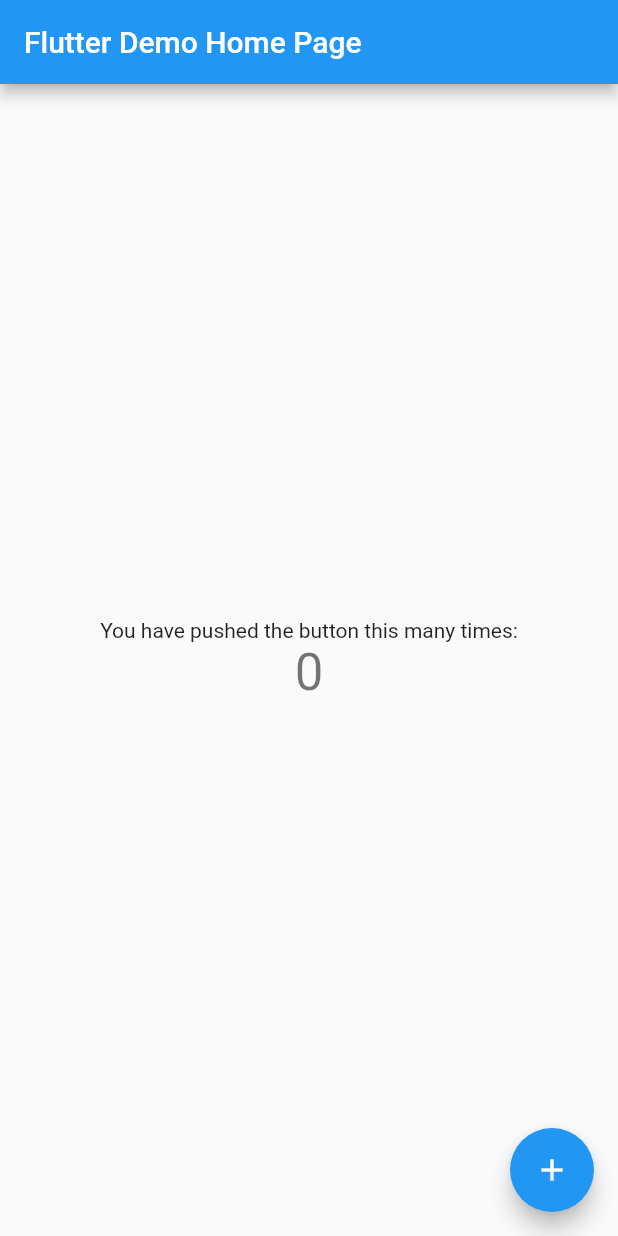
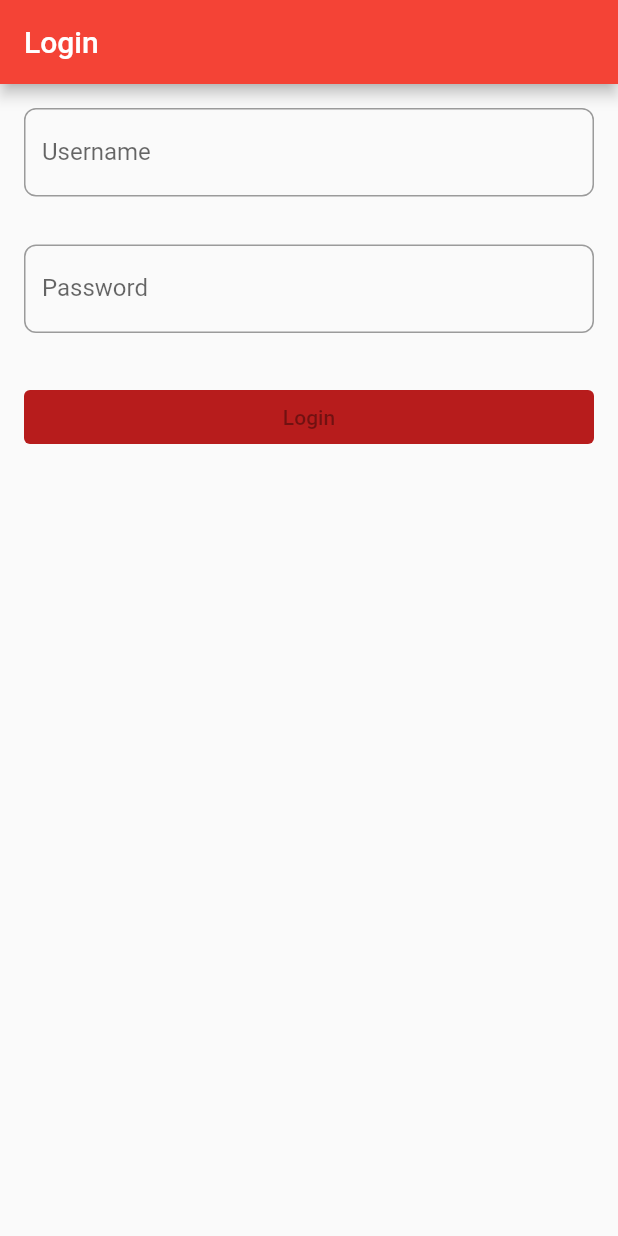
Before and after one commit to micky993/mobileorderwaste, a Flutter app: the screen it shows after launch, on a phone screen of 412 x 824 dp. Run offline on Flutter 3.47's test engine with Material 2 defaults, Android fonts, the phone set to English and light mode, and no system bars.

Commit message:
Commit Lavoro

```diff
--- /dev/null
+++ b/lib/Models/LoginModel.dart
@@ -0,0 +1,4 @@
+class Utente {
+  String username;
+  String password;
+}
--- /dev/null
+++ b/lib/Pages/LoginPage.dart
@@ -0,0 +1,22 @@
+import 'package:flutter/material.dart';
+import 'package:mobileorderwaste/Widgets/LoginFormWidget.dart';
+
+class LoginPage extends StatefulWidget {
+  LoginPage({Key key, this.title}) : super(key: key);
+  final String title;
+  static const routeLogin = 'Login';
+
+  @override
+  _LoginPageState createState() => _LoginPageState();
+}
+
+class _LoginPageState extends State<LoginPage> {
+  @override
+  Widget build(BuildContext context) {
+    return Scaffold(
+        appBar: AppBar(
+          title: Text(widget.title),
+        ),
+        body: FormLoginW());
+  }
+}
--- /dev/null
+++ b/lib/Styles/GlobalStyles.dart
@@ -0,0 +1,16 @@
+import 'package:flutter/material.dart';
+
+class GlobalTextInput {
+  String text;
+  InputDecoration inputDeco(text) {
+    return InputDecoration(
+        border: OutlineInputBorder(
+            borderRadius: BorderRadius.all(Radius.circular(8))),
+        labelText: text);
+  }
+
+  ButtonStyle btnStyle() {
+    return ButtonStyle(
+        backgroundColor: MaterialStateProperty.all<Color>(Colors.red[900]));
+  }
+}
--- /dev/null
+++ b/lib/Widgets/LoginFormWidget.dart
@@ -0,0 +1,99 @@
+import 'package:flutter/material.dart';
+import 'package:flutter/services.dart';
+import 'package:mobileorderwaste/Models/LoginModel.dart';
+import 'package:mobileorderwaste/Styles/GlobalStyles.dart';
+
+class FormLoginW extends StatefulWidget {
+  FormLoginW({Key key}) : super(key: key);
+
+  @override
+  _FormLoginWState createState() => _FormLoginWState();
+}
+
+class _FormLoginWState extends State<FormLoginW> {
+  GlobalTextInput textStyle = GlobalTextInput();
+  bool isLoginDisabled = true;
+  Utente utente = Utente();
+  TextEditingController usrController = TextEditingController();
+  TextEditingController pswController = TextEditingController();
+
+  @override
+  void initState() {
+    super.initState();
+    usrController.addListener(formOnChanged);
+    usrController.addListener(removeSomeChar);
+    pswController.addListener(formOnChanged);
+  }
+
+  @override
+  void dispose() {
+    usrController.dispose();
+    pswController.dispose();
+    super.dispose();
+  }
+
+  @override
+  Widget build(BuildContext context) {
+    return Center(
+      child: Column(
+        mainAxisAlignment: MainAxisAlignment.start,
+        children: <Widget>[
+          Padding(
+            padding: EdgeInsets.all(16),
+            child: TextField(
+              decoration: textStyle.inputDeco('Username'),
+              controller: usrController,
+            ),
+          ),
+          Padding(
+            padding: EdgeInsets.all(16),
+            child: TextField(
+              obscureText: true,
+              decoration: textStyle.inputDeco("Password"),
+              controller: pswController,
+            ),
+          ),
+          Padding(
+            padding: EdgeInsets.all(16),
+            child: SizedBox(
+              width: double.infinity,
+              child: ElevatedButton(
+                child: Text('Login'),
+                onPressed: isLoginDisabled ? null : _loginPressed,
+                style: textStyle.btnStyle(),
+              ),
+            ),
+          )
+        ],
+      ),
+    );
+  }
+
+  void _loginPressed() {
+    setState(() {
+      utente.username = usrController.text;
+      utente.password = pswController.text;
+    });
+  }
+
+  void formOnChanged() {
+    setState(() {
+      isLoginDisabled =
+          (usrController.text.length == 0 || pswController.text.length == 0);
+    });
+  }
+
+  void removeSomeChar() {
+    final text = usrController.text
+        .toLowerCase()
+        .replaceAll("@", "")
+        .replaceAll("#", "");
+
+    usrController.value = usrController.value.copyWith(
+      text: text,
+      selection:
+          TextSelection(baseOffset: text.length, extentOffset: text.length),
+      composing: TextRange.empty,
+    );
+  }
+}
--- a/lib/main.dart
+++ b/lib/main.dart
@@ -1,4 +1,5 @@
 import 'package:flutter/material.dart';
+import 'package:mobileorderwaste/Pages/LoginPage.dart';
 
 void main() {
   runApp(MyApp());
@@ -9,109 +10,12 @@ class MyApp extends StatelessWidget {
   @override
   Widget build(BuildContext context) {
     return MaterialApp(
-      title: 'Flutter Demo',
+      title: 'Mobile Order Waste',
       theme: ThemeData(
-        // This is the theme of your application.
-        //
-        // Try running your application with "flutter run". You'll see the
-        // application has a blue toolbar. Then, without quitting the app, try
-        // changing the primarySwatch below to Colors.green and then invoke
-        // "hot reload" (press "r" in the console where you ran "flutter run",
-        // or simply save your changes to "hot reload" in a Flutter IDE).
-        // Notice that the counter didn't reset back to zero; the application
-        // is not restarted.
-        primarySwatch: Colors.blue,
-        // This makes the visual density adapt to the platform that you run
-        // the app on. For desktop platforms, the controls will be smaller and
-        // closer together (more dense) than on mobile platforms.
+        primarySwatch: Colors.red,
         visualDensity: VisualDensity.adaptivePlatformDensity,
       ),
-      home: MyHomePage(title: 'Flutter Demo Home Page'),
+      home: LoginPage(title: 'Login'),
     );
   }
 }
-
-class MyHomePage extends StatefulWidget {
-  MyHomePage({Key key, this.title}) : super(key: key);
-
-  // This widget is the home page of your application. It is stateful, meaning
-  // that it has a State object (defined below) that contains fields that affect
-  // how it looks.
-
-  // This class is the configuration for the state. It holds the values (in this
-  // case the title) provided by the parent (in this case the App widget) and
-  // used by the build method of the State. Fields in a Widget subclass are
-  // always marked "final".
-
-  final String title;
-
-  @override
-  _MyHomePageState createState() => _MyHomePageState();
-}
-
-class _MyHomePageState extends State<MyHomePage> {
-  int _counter = 0;
-
-  void _incrementCounter() {
-    setState(() {
-      // This call to setState tells the Flutter framework that something has
-      // changed in this State, which causes it to rerun the build method below
-      // so that the display can reflect the updated values. If we changed
-      // _counter without calling setState(), then the build method would not be
-      // called again, and so nothing would appear to happen.
-      _counter++;
-    });
-  }
-
-  @override
-  Widget build(BuildContext context) {
-    // This method is rerun every time setState is called, for instance as done
-    // by the _incrementCounter method above.
-    //
-    // The Flutter framework has been optimized to make rerunning build methods
-    // fast, so that you can just rebuild anything that needs updating rather
-    // than having to individually change instances of widgets.
-    return Scaffold(
-      appBar: AppBar(
-        // Here we take the value from the MyHomePage object that was created by
-        // the App.build method, and use it to set our appbar title.
-        title: Text(widget.title),
-      ),
-      body: Center(
-        // Center is a layout widget. It takes a single child and positions it
-        // in the middle of the parent.
-        child: Column(
-          // Column is also a layout widget. It takes a list of children and
-          // arranges them vertically. By default, it sizes itself to fit its
-          // children horizontally, and tries to be as tall as its parent.
-          //
-          // Invoke "debug painting" (press "p" in the console, choose the
-          // "Toggle Debug Paint" action from the Flutter Inspector in Android
-          // Studio, or the "Toggle Debug Paint" command in Visual Studio Code)
-          // to see the wireframe for each widget.
-          //
-          // Column has various properties to control how it sizes itself and
-          // how it positions its children. Here we use mainAxisAlignment to
-          // center the children vertically; the main axis here is the vertical
-          // axis because Columns are vertical (the cross axis would be
-          // horizontal).
-          mainAxisAlignment: MainAxisAlignment.center,
-          children: <Widget>[
-            Text(
-              'You have pushed the button this many times:',
-            ),
-            Text(
-              '$_counter',
-              style: Theme.of(context).textTheme.headline4,
-            ),
-          ],
-        ),
-      ),
-      floatingActionButton: FloatingActionButton(
-        onPressed: _incrementCounter,
-        tooltip: 'Increment',
-        child: Icon(Icons.add),
-      ), // This trailing comma makes auto-formatting nicer for build methods.
-    );
-  }
-}
```
Also changed, not shown: 3 other files.
